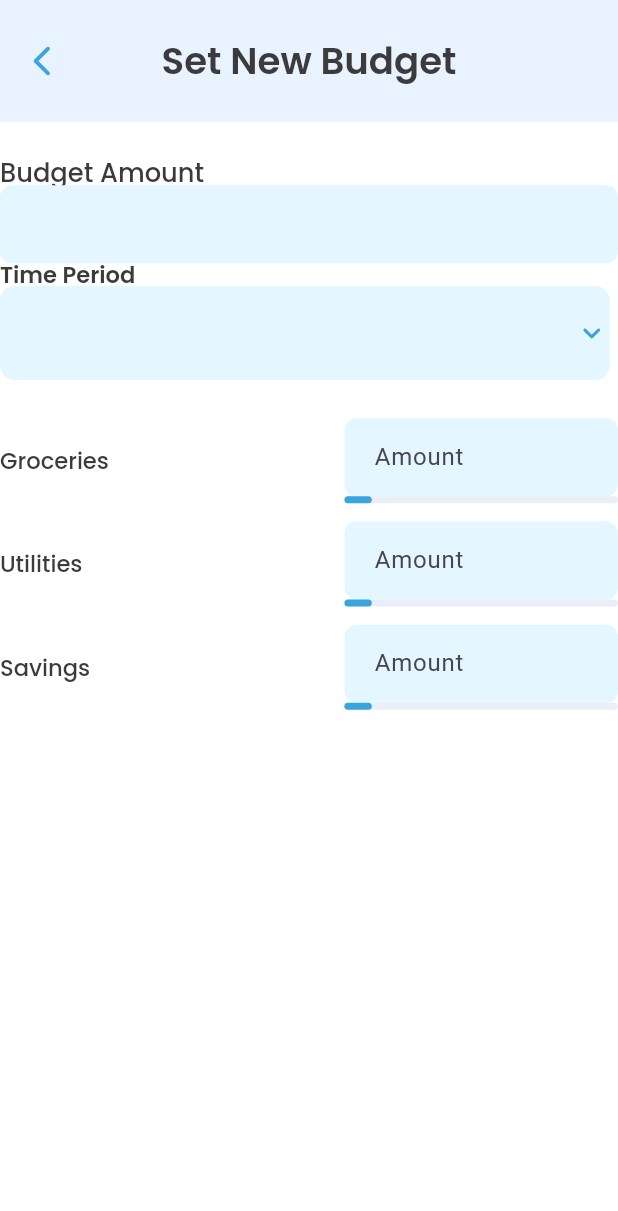
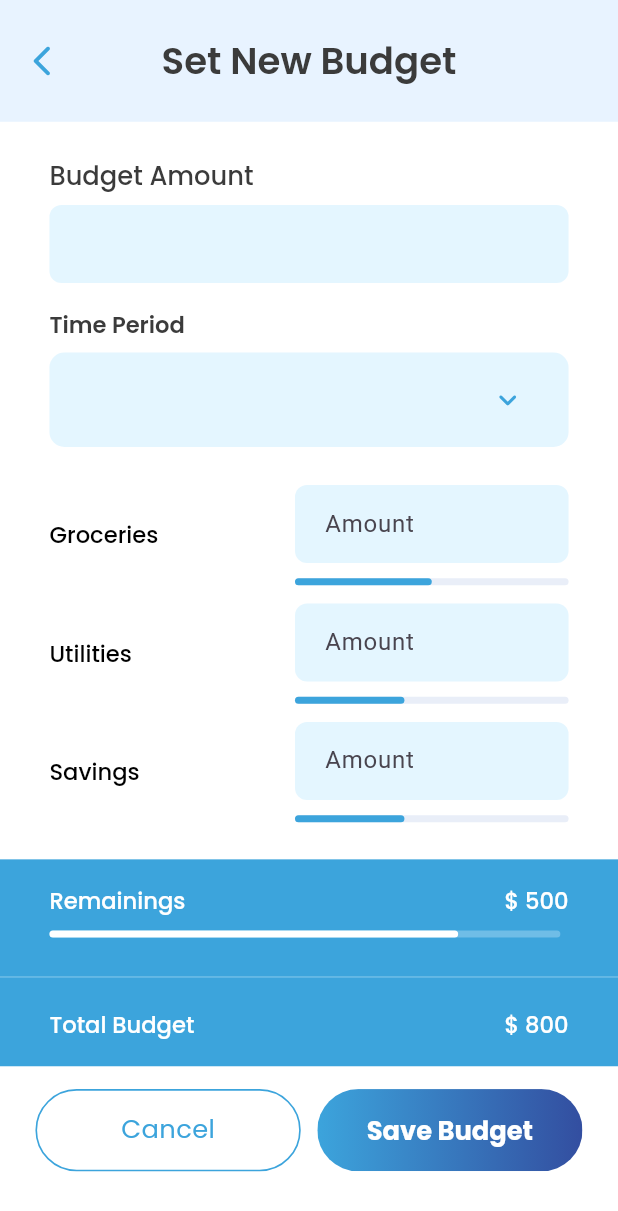
Before and after one commit to zohairahmed96/live-e, a Flutter app: the screen it shows after launch, on a phone screen of 412 x 824 dp. Shown: the top 1211 px of the screen. Run offline on Flutter 3.47's test engine with Material 3 defaults, Android fonts, the light colour scheme and no system bars; our stand-ins replace fl_chart, flutter_svg, google_fonts, image_picker, sizer; project files that could hold a hidden picture were left out.

Commit message:
setting up the set new budget screen

```diff
--- a/lib/ui/views/dashboard/set_new_budget_view.dart
+++ b/lib/ui/views/dashboard/set_new_budget_view.dart
@@ -3,6 +3,8 @@ import 'package:flutter/widgets.dart';
 import 'package:liv_e/core/utils/helper/app_layout_helper.dart';
 import 'package:liv_e/core/utils/helper/color.utils.dart';
 import 'package:liv_e/core/utils/helper/font_size.dart';
+import 'package:liv_e/ui/components/Button/app_outlined_button.dart';
+import 'package:liv_e/ui/components/Button/gradient_button.dart';
 import 'package:liv_e/ui/components/app_text.dart';
 import 'package:liv_e/ui/components/app_text_field.dart';
 import 'package:liv_e/ui/components/text_field_common.dart';
@@ -55,31 +57,48 @@ class _SetNewBudgetViewModelBody extends StatelessWidget {
             crossAxisAlignment: CrossAxisAlignment.start,
             children: [
               SizedBox(height: ch(25)),
-              AppText(
+              Padding(
+                padding: EdgeInsets.symmetric(horizontal: cw(30)),
+                child: AppText(
                   txt: "Budget Amount",
                   fontSize: AppFontSize.f16,
                   fontWeight: FontWeight.w500,
+                  height: 1.3,
                 ),
-              TextFieldCommon(
+              ),
+              SizedBox(height: ch(8)),
+              Padding(
+                padding: EdgeInsets.symmetric(horizontal: cw(30)),
+                child: TextFieldCommon(
                   controller: vm.newBudget,
                   label: '',
-                hint: 'Bill Name',
+                  hint: 'Enter New Budget',
                   // validator: (v) => vm.notEmpty(v, 'title'),
                   fillColor: kFill, // ✅ filled light
                   borderRadius: BorderRadius.circular(8),
                 ),
-
-              AppText(
+              ),
+              SizedBox(height: ch(18)),
+              Padding(
+                padding: EdgeInsets.symmetric(horizontal: cw(30)),
+                child: AppText(
                   txt: "Time Period",
                   fontWeight: FontWeight.w600,
+                  height: 1.3,
+
                   // fontSize: 12.sp,
                 ),
-              Container(
+              ),
+              SizedBox(height: ch(8)),
+              Padding(
+                padding: EdgeInsets.symmetric(horizontal: cw(30)),
+                child: Container(
+                  padding: EdgeInsets.symmetric(horizontal: cw(26)),
                   width: cw(370),
                   height: ch(62),
                   // padding: EdgeInsets.symmetric(horizontal: 4.w),
                   decoration: BoxDecoration(
-                  color: const Color(0xFFE4F6FF), // 🌟 background color fixed
+                    color: AppColor.cE4F6FF,
                     borderRadius: BorderRadius.circular(10),
                   ),
 
@@ -102,12 +121,100 @@ class _SetNewBudgetViewModelBody extends StatelessWidget {
                     ),
                   ),
                 ),
+              ),
               SizedBox(height: ch(25)),
-              _categoryRow("Groceries", vm.groceryController),
+              _categoryRow(
+                label: "Groceries",
+                ctrl: vm.groceryController,
+                val: 50,
+                isProgressBar: true,
+              ),
               SizedBox(height: ch(12)),
-              _categoryRow("Utilities", vm.groceryController),
+              _categoryRow(
+                label: "Utilities",
+                ctrl: vm.groceryController,
+                val: 40,
+                isProgressBar: true,
+              ),
               SizedBox(height: ch(12)),
-              _categoryRow("Savings", vm.groceryController),
+              _categoryRow(
+                label: "Savings",
+                ctrl: vm.groceryController,
+                val: 40,
+                isProgressBar: true,
+              ),
+              SizedBox(height: ch(24.4)),
+              Container(
+                color: AppColor.c3CA4DC,
+                width: double.infinity,
+                child: Column(
+                  children: [
+                    SizedBox(height: ch(20)),
+                    _categoryRow(label: "Remainings", amount: "500"),
+                    SizedBox(height: ch(12)),
+                    Padding(
+                      padding: EdgeInsets.symmetric(horizontal: cw(30)),
+                      child: Row(
+                        children: [
+                          Container(
+                            height: ch(4.6),
+                            width: cw(310),
+                            decoration: BoxDecoration(
+                              color: AppColor.cE4F6FF.withOpacity(0.3),
+                              borderRadius: BorderRadius.circular(100),
+                            ),
+                            child: LayoutBuilder(
+                              builder: (c, b) => Align(
+                                alignment: Alignment.centerLeft,
+                                child: Container(
+                                  width: b.maxWidth * (80 / 100), // ← FIX
+                                  decoration: BoxDecoration(
+                                    color: AppColor.white,
+                                    borderRadius: BorderRadius.circular(100),
+                                  ),
+                                ),
+                              ),
+                            ),
+                          ),
+                        ],
+                      ),
+                    ),
+                    SizedBox(height: ch(18)),
+                    Divider(color: AppColor.cE4F6FF.withOpacity(0.3)),
+                    SizedBox(height: ch(16)),
+                    _categoryRow(label: "Total Budget", amount: "800"),
+                    SizedBox(height: ch(20)),
+                  ],
+                ),
+              ),
+              SizedBox(height: ch(15)),
+              Row(
+                mainAxisAlignment: MainAxisAlignment.center,
+                children: [
+                  AppOutlinedButton(
+                    onPressed: () => {},
+                    text: "Cancel",
+                    borderColor: AppColor.c3CA4DC,
+                    fontSize: AppFontSize.f16,
+                    width: cw(161),
+                    height: ch(54),
+                  ),
+                  SizedBox(width: cw(10)),
+                  // AppButton(onPressed: () {}, text: "", width: cw(141)),
+                  GradientButton(
+                    label: 'Save Budget',
+                    onPressed: () {},
+                    height: ch(54),
+                    width: cw(161),
+                    fontSize: AppFontSize.f16,
+                    gradient: const LinearGradient(
+                      colors: [AppColor.c3CA4DC, AppColor.c334EA0],
+                      begin: Alignment.centerLeft,
+                      end: Alignment.centerRight,
+                    ),
+                  ),
+                ],
+              ),
             ],
           ),
         ),
@@ -116,25 +223,38 @@ class _SetNewBudgetViewModelBody extends StatelessWidget {
   }
 }
 
-Widget _categoryRow(String label, TextEditingController ctrl) {
-  return Row(
+Widget _categoryRow({
+  required String label,
+  TextEditingController? ctrl,
+  String? amount,
+  int? val,
+  bool isProgressBar = false,
+}) {
+  return Padding(
+    padding: EdgeInsets.symmetric(horizontal: cw(30)),
+    child: Row(
       children: [
         Expanded(
-        child: AppText(txt: label, fontWeight: FontWeight.w500),
+          child: AppText(
+            txt: label,
+            fontWeight: FontWeight.w500,
+            color: isProgressBar ? AppColor.black : AppColor.white,
           ),
-      Column(
-        children: [
+        ),
+        if (isProgressBar) ...[
           SizedBox(
             width: cw(166),
-            child: TextFieldCommon(
-              controller: ctrl,
+            child: Column(
+              children: [
+                TextFieldCommon(
+                  controller: ctrl!,
                   hint: "Amount",
                   label: "Amount",
                   fillColor: const Color(0xFFE4F6FF),
                   keyboardType: TextInputType.number,
                   borderRadius: BorderRadius.circular(8),
                 ),
-          ),
+                SizedBox(height: ch(10)),
                 Row(
                   children: [
                     Container(
@@ -148,7 +268,7 @@ Widget _categoryRow(String label, TextEditingController ctrl) {
                         builder: (c, b) => Align(
                           alignment: Alignment.centerLeft,
                           child: Container(
-                      width: b.maxWidth * (10 / 100), // ← FIX
+                            width: b.maxWidth * (val! / 100), // ← FIX
                             decoration: BoxDecoration(
                               color: AppColor.c3CA4DC,
                               borderRadius: BorderRadius.circular(100),
@@ -161,17 +281,31 @@ Widget _categoryRow(String label, TextEditingController ctrl) {
                 ),
               ],
             ),
+          ),
+        ] else ...[
+          AppText(
+            txt: "\$ ${amount!}",
+            fontWeight: FontWeight.w500,
+            color: isProgressBar ? AppColor.black : AppColor.white,
+          ),
         ],
+      ],
+    ),
   );
 }
 
 // -------------------- Remaining Budget Rows --------------------
-Widget _remainingRow(String left, String right) {
-  return Row(
-    mainAxisAlignment: MainAxisAlignment.spaceBetween,
-    children: [
-      AppText(txt: left, color: Colors.white, fontWeight: FontWeight.w600),
-      AppText(txt: right, color: Colors.white, fontWeight: FontWeight.w600),
-    ],
-  );
-}
+// Widget _remainingRow(String left, String right) {
+//   return Row(
+//     mainAxisAlignment: MainAxisAlignment.spaceBetween,
+//     children: [
+//       AppText(txt: left, color: Colors.white, fontWeight: FontWeight.w600),
+//       Column(
+//         children: [
+//           AppText(txt: right, color: Colors.white, fontWeight: FontWeight.w600),
+
+//         ],
+//       ),
+//     ],
+//   );
+// }
```
Lines whose indentation alone changed are shown as unchanged.
